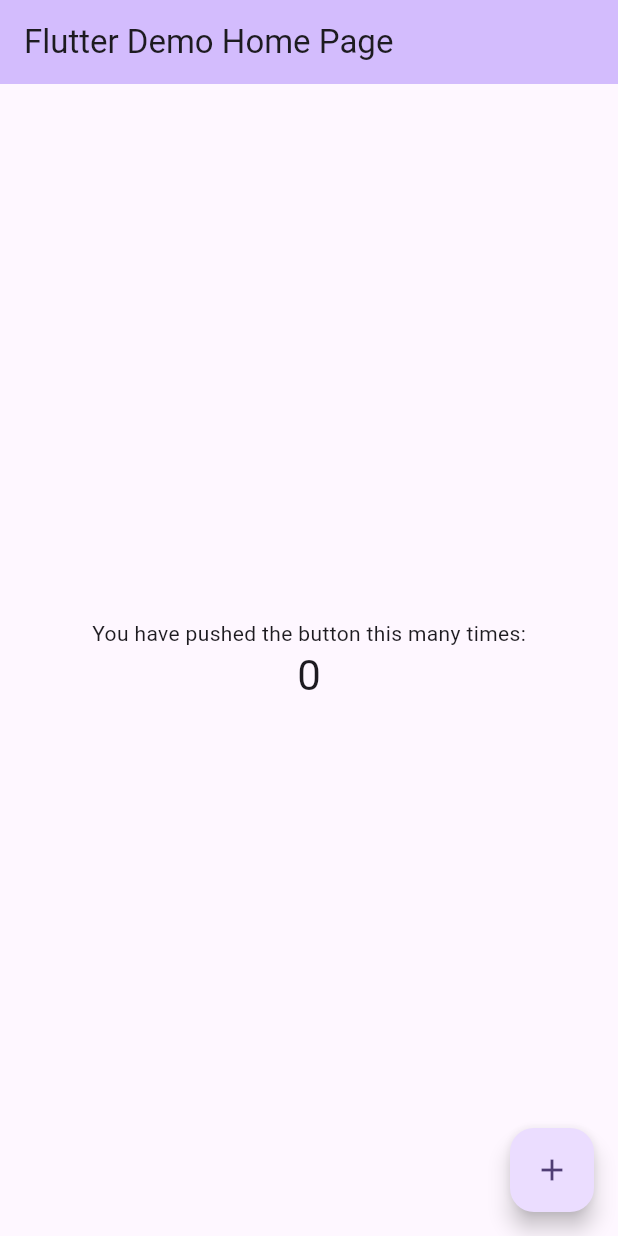
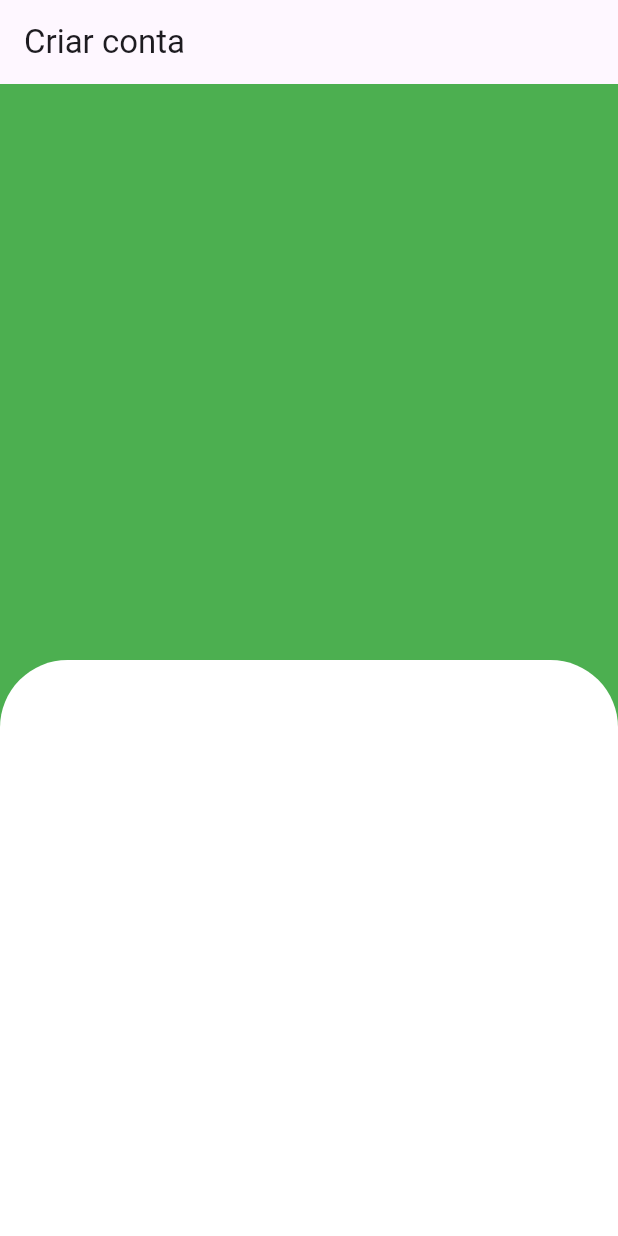
Before and after one commit to jdaibello/greengrocer, a Flutter app: the screen it shows after launch, on a phone screen of 412 x 824 dp. Run offline on Flutter 3.47's test engine with Material 3 defaults, Android fonts, the phone set to English and light mode, and no system bars.

Commit message:
feat: start sign in screen

```diff
--- a/lib/main.dart
+++ b/lib/main.dart
@@ -1,4 +1,5 @@
 import 'package:flutter/material.dart';
+import 'package:greengrocer/src/auth/signin_screen.dart';
 
 void main() {
   runApp(const MyApp());
@@ -12,58 +13,11 @@ class MyApp extends StatelessWidget {
     return MaterialApp(
       title: 'Flutter Demo',
       theme: ThemeData(
-        colorScheme: ColorScheme.fromSeed(seedColor: Colors.deepPurple),
+        primarySwatch: Colors.blue,
         useMaterial3: true,
       ),
-      home: const MyHomePage(title: 'Flutter Demo Home Page'),
+      debugShowCheckedModeBanner: false,
+      home: const SignInScreen(),
     );
   }
 }
-
-class MyHomePage extends StatefulWidget {
-  const MyHomePage({super.key, required this.title});
-
-  final String title;
-
-  @override
-  State<MyHomePage> createState() => _MyHomePageState();
-}
-
-class _MyHomePageState extends State<MyHomePage> {
-  int _counter = 0;
-
-  void _incrementCounter() {
-    setState(() {
-      _counter++;
-    });
-  }
-
-  @override
-  Widget build(BuildContext context) {
-    return Scaffold(
-      appBar: AppBar(
-        backgroundColor: Theme.of(context).colorScheme.inversePrimary,
-        title: Text(widget.title),
-      ),
-      body: Center(
-        child: Column(
-          mainAxisAlignment: MainAxisAlignment.center,
-          children: <Widget>[
-            const Text(
-              'You have pushed the button this many times:',
-            ),
-            Text(
-              '$_counter',
-              style: Theme.of(context).textTheme.headlineMedium,
-            ),
-          ],
-        ),
-      ),
-      floatingActionButton: FloatingActionButton(
-        onPressed: _incrementCounter,
-        tooltip: 'Increment',
-        child: const Icon(Icons.add),
-      ),
-    );
-  }
-}
--- /dev/null
+++ b/lib/src/auth/signin_screen.dart
@@ -0,0 +1,34 @@
+import 'package:flutter/material.dart';
+
+class SignInScreen extends StatelessWidget {
+  const SignInScreen({super.key});
+
+  @override
+  Widget build(BuildContext context) {
+    return Scaffold(
+      backgroundColor: Colors.green,
+      appBar: AppBar(
+        title: const Text('Criar conta'),
+      ),
+      body: Column(
+        children: [
+          Expanded(
+            child: Container(
+              color: Colors.green,
+            ),
+          ),
+          Expanded(
+            child: Container(
+              decoration: const BoxDecoration(
+                color: Colors.white,
+                borderRadius: BorderRadius.vertical(
+                  top: Radius.circular(45),
+                ),
+              ),
+            ),
+          ),
+        ],
+      ),
+    );
+  }
+}
```
Also changed, not shown: 1 other file.
